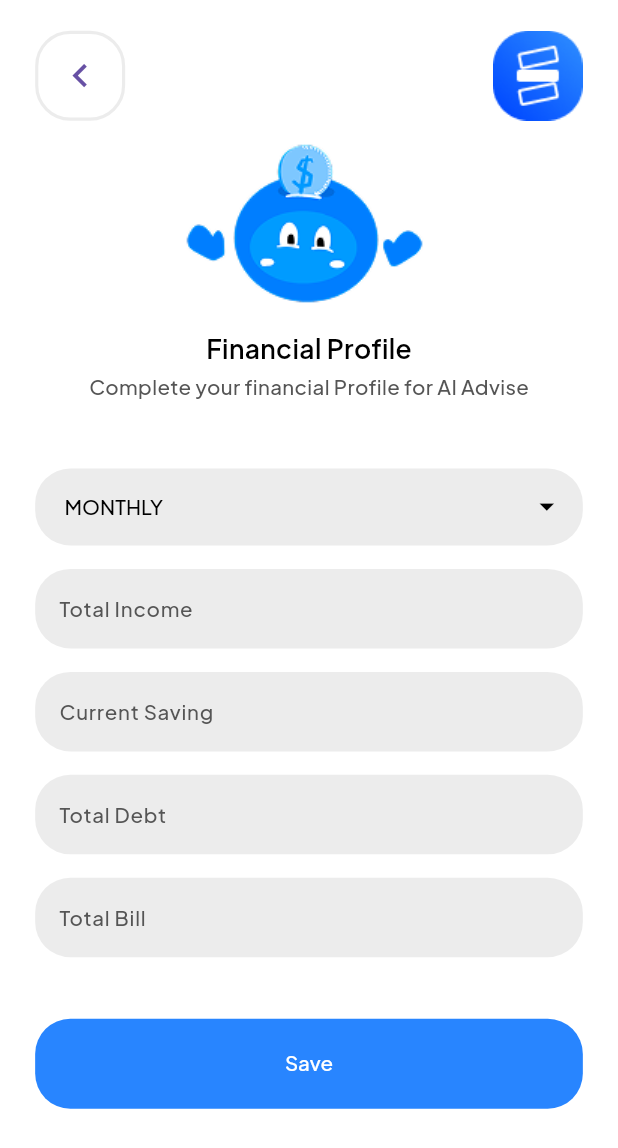
After one commit to seimbang-in/seimbangin-multiplatform-app, a Flutter app: the FinancialProfilePage screen opened by its route, on a phone screen of 412 x 824 dp. The commit adds this screen. Shown: the top 1148 px of the screen. Run offline on Flutter 3.47's test engine with Material 3 defaults, Android fonts, the phone set to English and light mode, and no system bars; our stand-ins replace bloc, camera, carousel_slider, fl_chart, flutter_bloc, flutter_screenutil and 7 more; accounts and stored records are empty; project files that could hold a hidden picture were left out.

Commit message:
[FINANCIALPROFILE] Add Financial Profile Page UI

```diff
--- a/lib/routes/name_route.dart
+++ b/lib/routes/name_route.dart
@@ -17,4 +17,5 @@ abstract class RouteNames {
   static const chatAdvisor = 'chat-advisor';
   static const transactionStruct = 'transactionStruct';
   static const transactionSuccess = 'transactionSuccess';
+  static const financialProfile = 'financialProfile';
 }
--- a/lib/routes/routes.dart
+++ b/lib/routes/routes.dart
@@ -1,6 +1,7 @@
 import 'package:go_router/go_router.dart';
 import 'package:seimbangin_app/ui/pages/analytics_page.dart';
 import 'package:seimbangin_app/ui/pages/chat_advisor_page.dart';
+import 'package:seimbangin_app/ui/pages/financial_profile_page.dart';
 import 'package:seimbangin_app/ui/pages/home_page.dart';
 import 'package:seimbangin_app/ui/pages/login_page.dart';
 import 'package:seimbangin_app/ui/pages/ocr_page.dart';
@@ -95,4 +96,9 @@ final routes = GoRouter(routes: [
     name: RouteNames.chatAdvisor,
     builder: (context, state) => const ChatAdvisorPage(),
   ),
+  GoRoute(
+    path: '/financialProfile',
+    name: RouteNames.financialProfile,
+    builder: (context, state) => const FinancialProfilePage(),
+  ),
 ]);
--- /dev/null
+++ b/lib/ui/pages/financial_profile_page.dart
@@ -0,0 +1,379 @@
+import 'package:flutter/material.dart';
+import 'package:flutter_screenutil/flutter_screenutil.dart';
+import 'package:seimbangin_app/routes/routes.dart';
+import 'package:seimbangin_app/shared/theme/theme.dart';
+import 'package:seimbangin_app/ui/widgets/buttons_widget.dart';
+
+class FinancialProfilePage extends StatefulWidget {
+  const FinancialProfilePage({super.key});
+
+  @override
+  State<FinancialProfilePage> createState() => _FinancialProfilePageState();
+}
+
+class _FinancialProfilePageState extends State<FinancialProfilePage> {
+  String? _selectedInterval = 'monthly'; // Nilai default
+  final List<String> _intervals = ['daily', 'weekly', 'monthly'];
+  final TextEditingController totalIncomeController = TextEditingController();
+  final TextEditingController currentSavingController = TextEditingController();
+  final TextEditingController totalDebtController = TextEditingController();
+  final TextEditingController totalBillController = TextEditingController();
+
+  @override
+  Widget build(BuildContext context) {
+    return Scaffold(
+      backgroundColor: backgroundWhiteColor,
+      body: SafeArea(
+        child: ListView(
+          padding: const EdgeInsets.symmetric(horizontal: 24).r,
+          children: [
+            SizedBox(
+              height: 21.r,
+            ),
+            Row(
+              mainAxisAlignment: MainAxisAlignment.spaceBetween,
+              children: [
+                CustomRoundedButton(
+                  onPressed: () {
+                    routes.replaceNamed(RouteNames.main);
+                  },
+                  widget: Icon(
+                    Icons.chevron_left,
+                    size: 32.r,
+                  ),
+                  backgroundColor: backgroundWhiteColor,
+                ),
+                Image.asset(
+                  'assets/ic_seimbangin-logo-logreg.png',
+                ),
+              ],
+            ),
+            Column(
+              crossAxisAlignment: CrossAxisAlignment.center,
+              children: [
+                Image.asset('assets/img_mascot-login.png'),
+                Text(
+                  'Financial Profile',
+                  style: blackTextStyle.copyWith(
+                    fontWeight: FontWeight.w600,
+                    fontSize: 18.sp,
+                  ),
+                ),
+                SizedBox(
+                  height: 4.r,
+                ),
+                Text(
+                  'Complete your financial Profile for AI Advise',
+                  style: greyTextStyle.copyWith(
+                    fontWeight: FontWeight.w500,
+                    fontSize: 14.sp,
+                  ),
+                ),
+              ],
+            ),
+            SizedBox(
+              height: 45.h,
+            ),
+            DropdownButtonFormField<String>(
+              value: _selectedInterval,
+              decoration: InputDecoration(
+                filled: true,
+                fillColor: backgroundGreyColor,
+                contentPadding: EdgeInsets.symmetric(
+                  horizontal: 16.r,
+                  vertical: 14.r,
+                ),
+                border: OutlineInputBorder(
+                  borderRadius: BorderRadius.circular(24).r,
+                  borderSide: BorderSide.none,
+                ),
+                enabledBorder: OutlineInputBorder(
+                  borderRadius: BorderRadius.circular(24).r,
+                  borderSide: BorderSide.none,
+                ),
+                focusedBorder: OutlineInputBorder(
+                  borderRadius: BorderRadius.circular(24).r,
+                  borderSide: BorderSide(
+                    color: textBlueColor,
+                    width: 1.r,
+                  ),
+                ),
+              ),
+              items: _intervals.map((String value) {
+                return DropdownMenuItem<String>(
+                  value: value,
+                  child: Text(
+                    value.toUpperCase(),
+                    style: blackTextStyle.copyWith(
+                      fontSize: 14.sp,
+                      fontWeight: FontWeight.w500,
+                    ),
+                  ),
+                );
+              }).toList(),
+              onChanged: (String? newValue) {
+                setState(() {
+                  _selectedInterval = newValue;
+                });
+              },
+              icon: Icon(
+                Icons.arrow_drop_down,
+                color: textPrimaryColor,
+                size: 24.r,
+              ),
+              dropdownColor: backgroundGreyColor,
+              borderRadius: BorderRadius.circular(16).r,
+              style: blackTextStyle.copyWith(
+                fontSize: 14.sp,
+                fontWeight: FontWeight.w500,
+              ),
+            ),
+            SizedBox(
+              height: 16.h,
+            ),
+            TextField(
+              controller: totalIncomeController,
+              decoration: InputDecoration(
+                filled: true,
+                fillColor: backgroundGreyColor,
+                hintText: 'Total Income',
+                // errorText: _isFormSubmitted && !_isPhoneValid
+                //     ? '*Phone number cannot be empty'
+                //     : null,
+                hintStyle: greyTextStyle.copyWith(
+                  fontSize: 14.sp,
+                  fontWeight: FontWeight.w500,
+                ),
+                errorStyle: warningTextStyle.copyWith(
+                  fontSize: 10.sp,
+                  fontWeight: FontWeight.w500,
+                ),
+                enabledBorder: OutlineInputBorder(
+                  borderRadius: BorderRadius.circular(24).r,
+                  borderSide: BorderSide.none,
+                ),
+                focusedBorder: OutlineInputBorder(
+                  borderRadius: BorderRadius.circular(24).r,
+                  borderSide: BorderSide(
+                    color: textBlueColor,
+                  ),
+                ),
+                errorBorder: OutlineInputBorder(
+                  borderRadius: BorderRadius.circular(24).r,
+                  borderSide: BorderSide.none,
+                ),
+              ),
+              keyboardType: TextInputType.number,
+              style: blackTextStyle.copyWith(
+                fontSize: 14.sp,
+                fontWeight: FontWeight.w500,
+              ),
+            ),
+            SizedBox(
+              height: 16.h,
+            ),
+            TextField(
+              controller: currentSavingController,
+              decoration: InputDecoration(
+                filled: true,
+                fillColor: backgroundGreyColor,
+                hintText: 'Current Saving',
+                // errorText: _isFormSubmitted && !_isPhoneValid
+                //     ? '*Phone number cannot be empty'
+                //     : null,
+                hintStyle: greyTextStyle.copyWith(
+                  fontSize: 14.sp,
+                  fontWeight: FontWeight.w500,
+                ),
+                errorStyle: warningTextStyle.copyWith(
+                  fontSize: 10.sp,
+                  fontWeight: FontWeight.w500,
+                ),
+                enabledBorder: OutlineInputBorder(
+                  borderRadius: BorderRadius.circular(24).r,
+                  borderSide: BorderSide.none,
+                ),
+                focusedBorder: OutlineInputBorder(
+                  borderRadius: BorderRadius.circular(24).r,
+                  borderSide: BorderSide(
+                    color: textBlueColor,
+                  ),
+                ),
+                errorBorder: OutlineInputBorder(
+                  borderRadius: BorderRadius.circular(24).r,
+                  borderSide: BorderSide.none,
+                ),
+              ),
+              keyboardType: TextInputType.number,
+              style: blackTextStyle.copyWith(
+                fontSize: 14.sp,
+                fontWeight: FontWeight.w500,
+              ),
+            ),
+            SizedBox(
+              height: 16.h,
+            ),
+            TextField(
+              controller: totalDebtController,
+              decoration: InputDecoration(
+                filled: true,
+                fillColor: backgroundGreyColor,
+                hintText: 'Total Debt',
+                // errorText: _isFormSubmitted && !_isPhoneValid
+                //     ? '*Phone number cannot be empty'
+                //     : null,
+                hintStyle: greyTextStyle.copyWith(
+                  fontSize: 14.sp,
+                  fontWeight: FontWeight.w500,
+                ),
+                errorStyle: warningTextStyle.copyWith(
+                  fontSize: 10.sp,
+                  fontWeight: FontWeight.w500,
+                ),
+                enabledBorder: OutlineInputBorder(
+                  borderRadius: BorderRadius.circular(24).r,
+                  borderSide: BorderSide.none,
+                ),
+                focusedBorder: OutlineInputBorder(
+                  borderRadius: BorderRadius.circular(24).r,
+                  borderSide: BorderSide(
+                    color: textBlueColor,
+                  ),
+                ),
+                errorBorder: OutlineInputBorder(
+                  borderRadius: BorderRadius.circular(24).r,
+                  borderSide: BorderSide.none,
+                ),
+              ),
+              keyboardType: TextInputType.number,
+              style: blackTextStyle.copyWith(
+                fontSize: 14.sp,
+                fontWeight: FontWeight.w500,
+              ),
+            ),
+            SizedBox(
+              height: 16.h,
+            ),
+            TextField(
+              controller: totalBillController,
+              decoration: InputDecoration(
+                filled: true,
+                fillColor: backgroundGreyColor,
+                hintText: 'Total Bill',
+                // errorText: _isFormSubmitted && !_isPhoneValid
+                //     ? '*Phone number cannot be empty'
+                //     : null,
+                hintStyle: greyTextStyle.copyWith(
+                  fontSize: 14.sp,
+                  fontWeight: FontWeight.w500,
+                ),
+                errorStyle: warningTextStyle.copyWith(
+                  fontSize: 10.sp,
+                  fontWeight: FontWeight.w500,
+                ),
+                enabledBorder: OutlineInputBorder(
+                  borderRadius: BorderRadius.circular(24).r,
+                  borderSide: BorderSide.none,
+                ),
+                focusedBorder: OutlineInputBorder(
+                  borderRadius: BorderRadius.circular(24).r,
+                  borderSide: BorderSide(
+                    color: textBlueColor,
+                  ),
+                ),
+                errorBorder: OutlineInputBorder(
+                  borderRadius: BorderRadius.circular(24).r,
+                  borderSide: BorderSide.none,
+                ),
+              ),
+              keyboardType: TextInputType.number,
+              style: blackTextStyle.copyWith(
+                fontSize: 14.sp,
+                fontWeight: FontWeight.w500,
+              ),
+            ),
+            SizedBox(
+              height: 42.h,
+            ),
+            PrimaryFilledButton(
+              title: 'Save',
+              onPressed: () {},
+            ),
+          ],
+        ),
+      ),
+    );
+  }
+
+  Widget _buildIntervalDropdown() {
+    return Column(
+      crossAxisAlignment: CrossAxisAlignment.start,
+      children: [
+        Padding(
+          padding: EdgeInsets.only(left: 12.r, bottom: 8.r),
+          child: Text(
+            'Income Interval',
+            style: blackTextStyle.copyWith(
+              fontWeight: FontWeight.w600,
+              fontSize: 12.sp,
+            ),
+          ),
+        ),
+        DropdownButtonFormField<String>(
+          value: _selectedInterval,
+          decoration: InputDecoration(
+            filled: true,
+            fillColor: backgroundGreyColor,
+            contentPadding: EdgeInsets.symmetric(
+              horizontal: 16.r,
+              vertical: 14.r,
+            ),
+            border: OutlineInputBorder(
+              borderRadius: BorderRadius.circular(24).r,
+              borderSide: BorderSide.none,
+            ),
+            enabledBorder: OutlineInputBorder(
+              borderRadius: BorderRadius.circular(24).r,
+              borderSide: BorderSide.none,
+            ),
+            focusedBorder: OutlineInputBorder(
+              borderRadius: BorderRadius.circular(24).r,
+              borderSide: BorderSide(
+                color: textBlueColor,
+                width: 1.r,
+              ),
+            ),
+          ),
+          items: _intervals.map((String value) {
+            return DropdownMenuItem<String>(
+              value: value,
+              child: Text(
+                value.toUpperCase(),
+                style: blackTextStyle.copyWith(
+                  fontSize: 14.sp,
+                  fontWeight: FontWeight.w500,
+                ),
+              ),
+            );
+          }).toList(),
+          onChanged: (String? newValue) {
+            setState(() {
+              _selectedInterval = newValue;
+            });
+          },
+          icon: Icon(
+            Icons.arrow_drop_down,
+            color: textPrimaryColor,
+            size: 24.r,
+          ),
+          dropdownColor: backgroundGreyColor,
+          borderRadius: BorderRadius.circular(16).r,
+          style: blackTextStyle.copyWith(
+            fontSize: 14.sp,
+            fontWeight: FontWeight.w500,
+          ),
+        ),
+      ],
+    );
+  }
+}
--- a/lib/ui/pages/home_page.dart
+++ b/lib/ui/pages/home_page.dart
@@ -100,6 +100,8 @@ class _HomePageState extends State<HomePage>
                             ),
                             SizedBox(height: 10.r),
                             AiAdvisorSection(
+                              financialProfileButtonOntap: () =>
+                                  routes.pushNamed(RouteNames.financialProfile),
                               advice: state.advice,
                               isAdviceExist: state.user.data.financeProfile
                                       ?.financialGoals !=
--- a/lib/ui/sections/ai_advisor_section.dart
+++ b/lib/ui/sections/ai_advisor_section.dart
@@ -8,8 +8,13 @@ import 'package:seimbangin_app/ui/widgets/buttons_widget.dart';
 class AiAdvisorSection extends StatelessWidget {
   final Advice advice;
   final bool isAdviceExist;
-  const AiAdvisorSection(
-      {super.key, required this.advice, required this.isAdviceExist});
+  final VoidCallback financialProfileButtonOntap;
+  const AiAdvisorSection({
+    super.key,
+    required this.advice,
+    required this.isAdviceExist,
+    required this.financialProfileButtonOntap,
+  });
 
   @override
   Widget build(BuildContext context) {
@@ -56,7 +61,9 @@ class AiAdvisorSection extends StatelessWidget {
                   width: 10,
                 ),
                 if (!isAdviceExist)
-                  Container(
+                  GestureDetector(
+                    onTap: financialProfileButtonOntap,
+                    child: Container(
                       width: 50,
                       height: 50,
                       decoration: BoxDecoration(
@@ -65,6 +72,7 @@ class AiAdvisorSection extends StatelessWidget {
                       ),
                       child: Icon(Icons.error_outline,
                           color: primaryColor, size: 30),
+                    ),
                   )
               ],
             ),
```
Also changed, not shown: 12 other files. Lines whose indentation alone changed are shown as unchanged.
